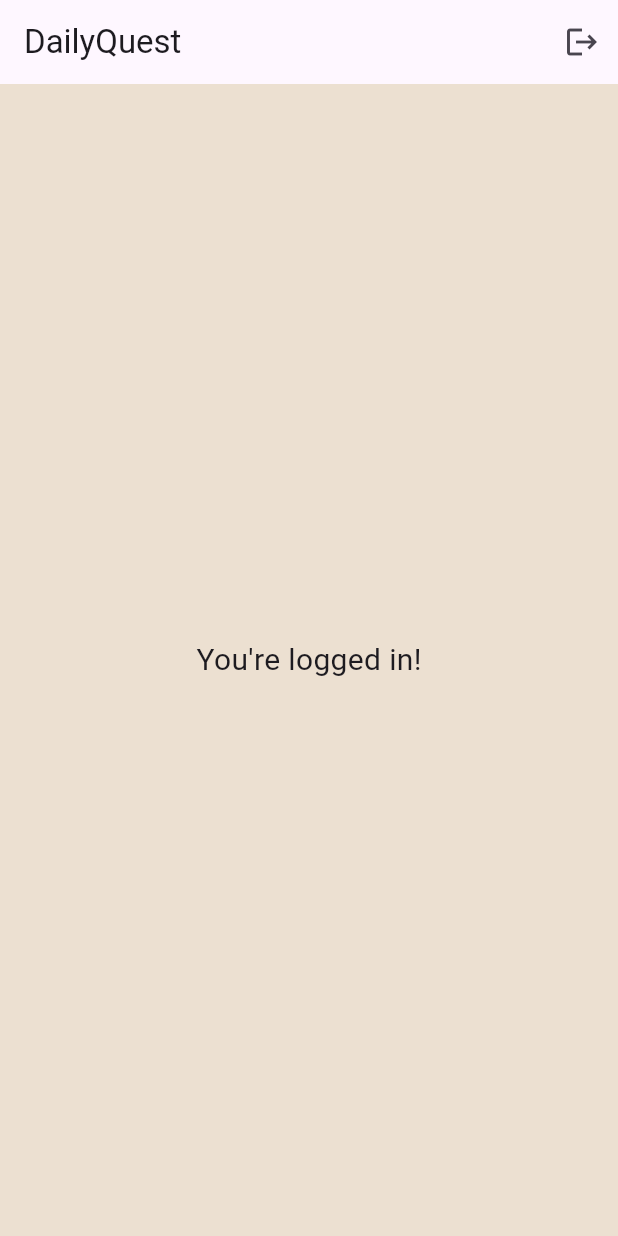
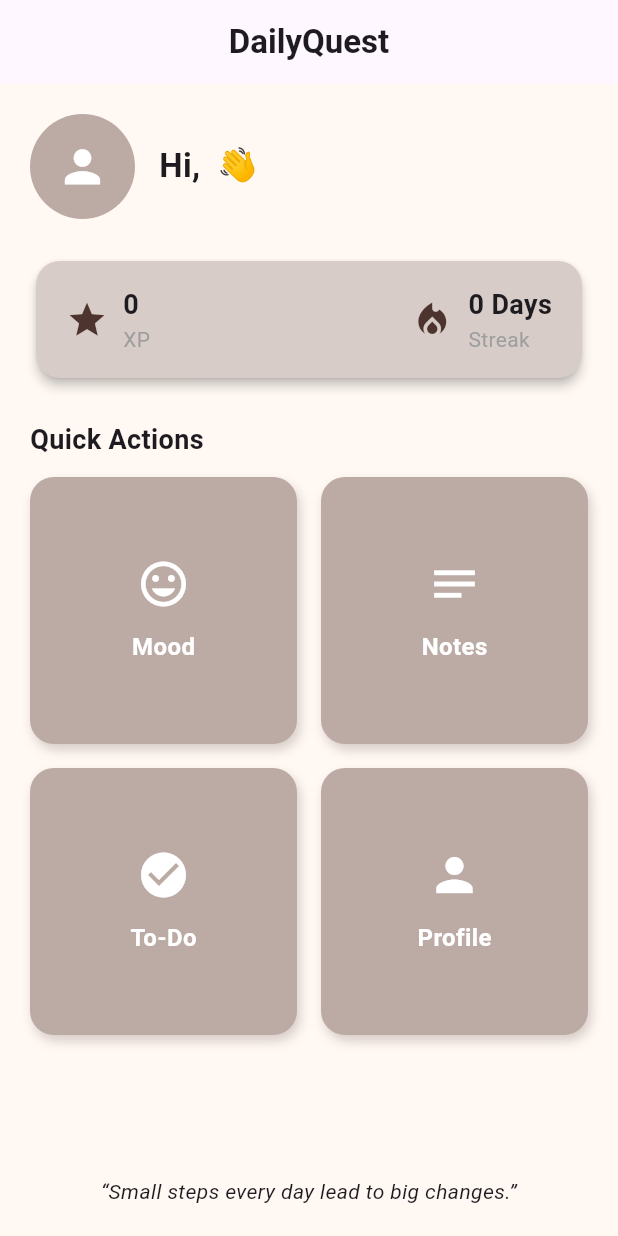
Before and after one commit to Qylahrzk/DailyQuest, a Flutter app: the HomeScreen screen opened directly, on a phone screen of 412 x 824 dp. Run offline on Flutter 3.47's test engine with Material 3 defaults, Android fonts, the light colour scheme and no system bars; our stand-ins replace firebase_auth, google_sign_in, hive, hive_flutter, shared_preferences; accounts and stored records are empty.

Commit message:
Update Home Screen

```diff
--- a/lib/home/home_screen.dart
+++ b/lib/home/home_screen.dart
@@ -1,38 +1,187 @@
 import 'package:flutter/material.dart';
-import 'package:shared_preferences/shared_preferences.dart';
-import '../auth/login_screen.dart';
+import 'package:firebase_auth/firebase_auth.dart';
+import 'package:hive/hive.dart'; // ✅ Import Hive to get XP and streak
 
 class HomeScreen extends StatelessWidget {
   const HomeScreen({super.key});
 
-  Future<void> logout(BuildContext context) async {
-    final prefs = await SharedPreferences.getInstance();
-    await prefs.clear(); // remove login info
+  @override
+  Widget build(BuildContext context) {
+    // ✅ Get current user from Firebase
+    final user = FirebaseAuth.instance.currentUser;
 
-    Navigator.pushAndRemoveUntil(
-      // ignore: use_build_context_synchronously
-      context,
-      MaterialPageRoute(builder: (_) => const LoginScreen()),
-      (route) => false,
+    // ✅ Get XP and Streak values from Hive
+    final userBox = Hive.box('userData');
+    final int xp = userBox.get('xp', defaultValue: 0);
+    final int streak = userBox.get('streak', defaultValue: 0);
+
+    return Scaffold(
+      appBar: AppBar(
+        elevation: 0,
+        title: const Text(
+          'DailyQuest',
+          style: TextStyle(fontWeight: FontWeight.bold),
+        ),
+        centerTitle: true,
+      ),
+      body: Padding(
+        padding: const EdgeInsets.all(20),
+        child: Column(
+          crossAxisAlignment: CrossAxisAlignment.start,
+          children: [
+            // 👋 Greeting with Avatar
+            Row(
+              children: [
+                // 👤 Profile Picture
+                CircleAvatar(
+                  radius: 35,
+                  backgroundImage: user?.photoURL != null
+                      ? NetworkImage(user!.photoURL!)
+                      : null,
+                  backgroundColor: Colors.brown.shade200,
+                  child: user?.photoURL == null
+                      ? const Icon(Icons.person, size: 35, color: Colors.white)
+                      : null,
+                ),
+                const SizedBox(width: 16),
+                // 🧑 Welcome Text
+                Expanded(
+                  child: Text(
+                    'Hi, ${user?.displayName ?? 'User'} 👋',
+                    style: const TextStyle(fontSize: 22, fontWeight: FontWeight.w600),
+                  ),
+                ),
+              ],
+            ),
+            const SizedBox(height: 24),
+
+            // 📈 Stats Card (XP & Streak)
+            Card(
+              shape: RoundedRectangleBorder(borderRadius: BorderRadius.circular(16)),
+              elevation: 3,
+              color: Colors.brown[100],
+              child: Padding(
+                padding: const EdgeInsets.symmetric(horizontal: 20, vertical: 16),
+                child: Row(
+                  mainAxisAlignment: MainAxisAlignment.spaceBetween,
+                  children: [
+                    _StatItem(icon: Icons.star, label: 'XP', value: '$xp'),
+                    _StatItem(
+                        icon: Icons.local_fire_department,
+                        label: 'Streak',
+                        value: '$streak Days'),
+                  ],
+                ),
+              ),
+            ),
+            const SizedBox(height: 24),
+
+            // ⚡ Quick Actions Section Title
+            const Text(
+              'Quick Actions',
+              style: TextStyle(fontSize: 18, fontWeight: FontWeight.w600),
+            ),
+            const SizedBox(height: 12),
+
+            // ⚡ Quick Actions Grid (Mood, Notes, To-Do, Profile)
+            Expanded(
+              child: GridView.count(
+                crossAxisCount: 2,
+                crossAxisSpacing: 16,
+                mainAxisSpacing: 16,
+                children: [
+                  _quickTile(context, Icons.mood, 'Mood', '/mood'),
+                  _quickTile(context, Icons.notes, 'Notes', '/notes'),
+                  _quickTile(context, Icons.check_circle, 'To-Do', '/todo'),
+                  _quickTile(context, Icons.person, 'Profile', '/profile'),
+                ],
+              ),
+            ),
+
+            // 💡 Motivational Quote (you can randomize this later)
+            const SizedBox(height: 12),
+            const Center(
+              child: Text(
+                '“Small steps every day lead to big changes.”',
+                textAlign: TextAlign.center,
+                style: TextStyle(fontStyle: FontStyle.italic, fontSize: 14),
+              ),
+            ),
+          ],
+        ),
+      ),
     );
   }
 
-  @override
-  Widget build(BuildContext context) {
-    return Scaffold(
-      backgroundColor: const Color(0xFFECE0D1),
-      appBar: AppBar(
-        title: const Text("DailyQuest"),
-        actions: [
-          IconButton(
-            icon: const Icon(Icons.logout),
-            onPressed: () => logout(context),
-          )
-        ],
-      ),
-      body: const Center(
-        child: Text("You're logged in!", style: TextStyle(fontSize: 20)),
+  // 📦 Widget for each Quick Action Button
+  Widget _quickTile(BuildContext context, IconData icon, String label, String route) {
+    return GestureDetector(
+      onTap: () => Navigator.pushNamed(context, route),
+      child: Container(
+        decoration: BoxDecoration(
+          color: Colors.brown[200],
+          borderRadius: BorderRadius.circular(16),
+          boxShadow: [
+            BoxShadow(
+              color: Colors.brown.shade100,
+              offset: const Offset(2, 4),
+              blurRadius: 6,
+            ),
+          ],
+        ),
+        padding: const EdgeInsets.all(16),
+        child: Column(
+          mainAxisAlignment: MainAxisAlignment.center,
+          children: [
+            Icon(icon, size: 36, color: Colors.white),
+            const SizedBox(height: 12),
+            Text(
+              label,
+              style: const TextStyle(
+                fontSize: 16,
+                fontWeight: FontWeight.w600,
+                color: Colors.white,
+              ),
+            ),
+          ],
+        ),
       ),
     );
   }
 }
+
+// 📊 Widget for Stat Item (XP & Streak)
+class _StatItem extends StatelessWidget {
+  final IconData icon;
+  final String label;
+  final String value;
+
+  const _StatItem({
+    required this.icon,
+    required this.label,
+    required this.value,
+  });
+
+  @override
+  Widget build(BuildContext context) {
+    return Row(
+      children: [
+        Icon(icon, size: 28, color: Colors.brown[800]),
+        const SizedBox(width: 10),
+        Column(
+          crossAxisAlignment: CrossAxisAlignment.start,
+          children: [
+            Text(
+              value,
+              style: const TextStyle(fontSize: 18, fontWeight: FontWeight.bold),
+            ),
+            Text(
+              label,
+              style: const TextStyle(color: Colors.grey),
+            ),
+          ],
+        ),
+      ],
+    );
+  }
+}
```
